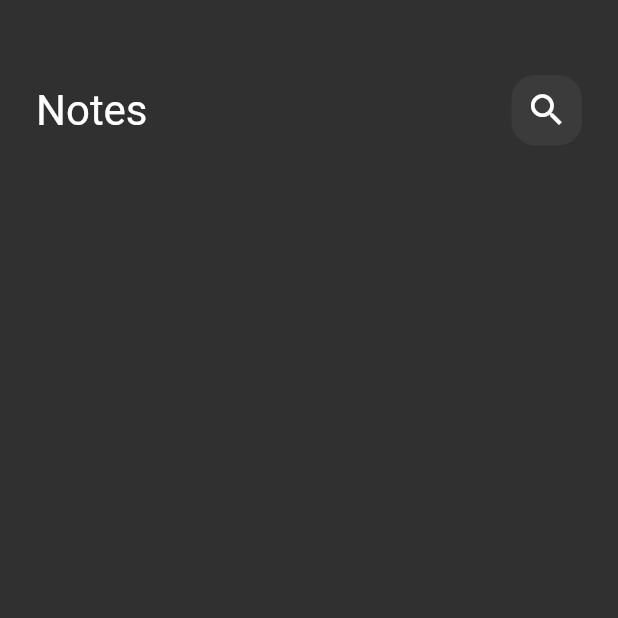
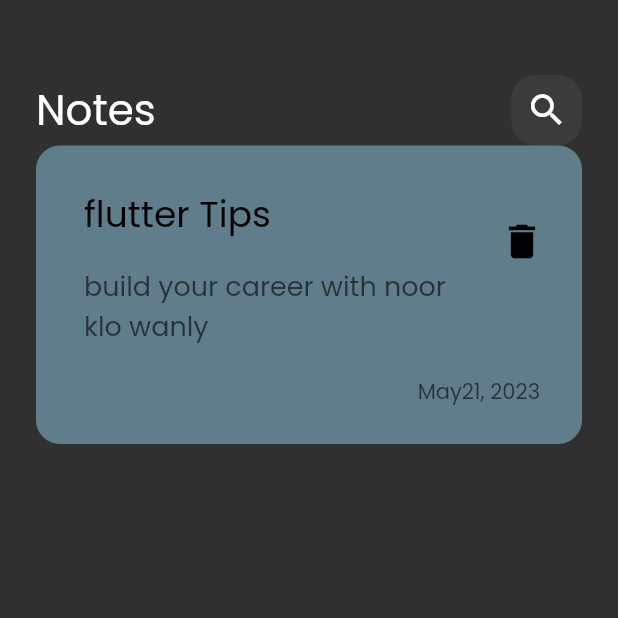
Before and after one commit to nour-wan/nots_app, a Flutter app: the screen it shows after launch, on a phone screen of 412 x 824 dp, the top half of it. Run offline on Flutter 3.47's test engine with Material 2 defaults, Android fonts, the phone set to English and light mode, and no system bars.

Commit message:
create custom note item

```diff
--- a/lib/main.dart
+++ b/lib/main.dart
@@ -12,7 +12,8 @@ class NotesApp extends StatelessWidget {
   Widget build(BuildContext context) {
     return MaterialApp(
       debugShowCheckedModeBanner: false,
-      theme: ThemeData(brightness: Brightness.dark),
+      theme: ThemeData(brightness: Brightness.dark,
+      fontFamily: 'Poppins'),
       home:const NotesView(),
     );
   }
--- /dev/null
+++ b/lib/widgets/custom_note_item.dart
@@ -0,0 +1,55 @@
+import 'package:flutter/material.dart';
+
+class NoteItem extends StatelessWidget {
+  const NoteItem({Key? key}) : super(key: key);
+
+  @override
+  Widget build(BuildContext context) {
+    return Container(
+      padding: const EdgeInsets.only(top: 24,bottom: 24,left: 16),
+      decoration: BoxDecoration(
+        color: Colors.blueGrey,
+        borderRadius: BorderRadius.circular(16),
+      ),
+      child: Column(
+        crossAxisAlignment: CrossAxisAlignment.end,
+        children: [
+          ListTile(
+            title: const Text(
+              'flutter Tips',
+              style: TextStyle(
+                fontSize: 24,
+                color: Colors.black,
+              ),
+            ),
+            subtitle:  Padding(
+              padding: const EdgeInsets.only(top: 16,bottom: 16),
+              child: Text(
+                'build your career with noor klo wanly',
+                style: TextStyle(
+                  fontSize: 18,
+                  color: Colors.black.withOpacity(.6),
+                ),
+              ),
+            ),
+            trailing: IconButton(
+              onPressed: () {},
+              icon: const Icon(
+                Icons.delete,
+                color: Colors.black,
+                size: 30,
+              ),
+            ),
+          ),
+          Padding(
+            padding: const EdgeInsets.only(right: 28),
+            child: Text('May21, 2023',
+              style: TextStyle(
+                color: Colors.black.withOpacity(.6),
+              ),),
+          )
+        ],
+      ),
+    );
+  }
+}
--- a/lib/widgets/notes_view_body.dart
+++ b/lib/widgets/notes_view_body.dart
@@ -1,19 +1,23 @@
+import 'package:flutter/cupertino.dart';
 import 'package:flutter/material.dart';
 
 import 'custom_app_bar.dart';
+import 'custom_note_item.dart';
+
 class NotesViewBody extends StatelessWidget {
   const NotesViewBody({Key? key}) : super(key: key);
 
   @override
   Widget build(BuildContext context) {
     return const Padding(
-      padding:  EdgeInsets.symmetric(horizontal: 24),
+      padding: EdgeInsets.symmetric(horizontal: 24),
       child: Column(
         children: [
           SizedBox(
             height: 50,
           ),
           CustomAppBar(),
+          NoteItem(),
         ],
       ),
     );
```
Also changed, not shown: pubspec.yaml (+5 -12 lines), assets/fonts/Poppins-Regular.ttf (added).
